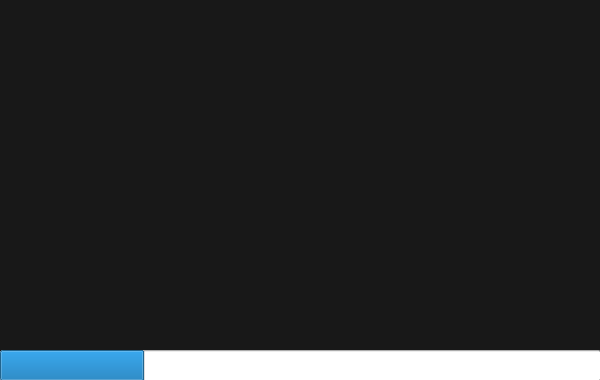
Qt form wikiLYNX/ui/loadingscreen.ui (flamboyantpenguin/wikilynx) before a commit.
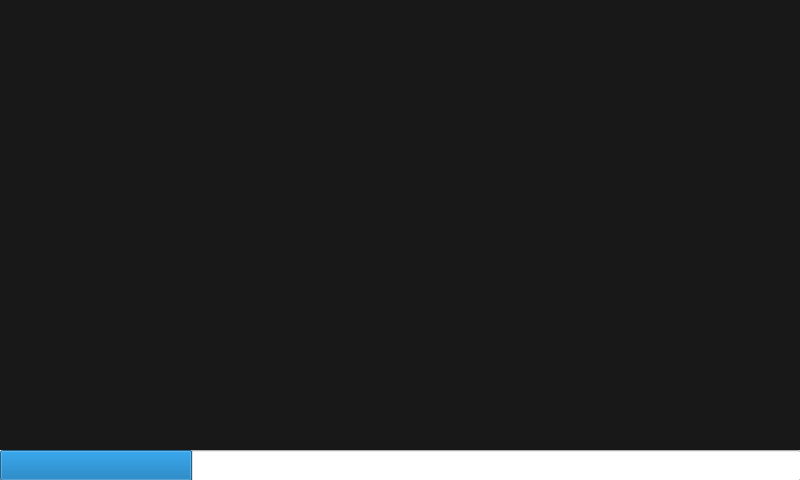
The same form after that commit. Icons and pictures are not drawn.

Commit message: Release 1.3.0-C0.1 - Fixed #26 - Added RSS Feed Support (Fixes #32) - Image Assets changed to SVG - Fixed Prg - Minor UI Fixes

```diff
--- a/wikiLYNX/ui/loadingscreen.ui
+++ b/wikiLYNX/ui/loadingscreen.ui
@@ -6,20 +6,20 @@
    <rect>
     <x>0</x>
     <y>0</y>
-    <width>600</width>
-    <height>380</height>
+    <width>800</width>
+    <height>480</height>
    </rect>
   </property>
   <property name="minimumSize">
    <size>
-    <width>600</width>
-    <height>380</height>
+    <width>800</width>
+    <height>480</height>
    </size>
   </property>
   <property name="maximumSize">
    <size>
-    <width>600</width>
-    <height>380</height>
+    <width>800</width>
+    <height>480</height>
    </size>
   </property>
   <property name="windowTitle">
@@ -30,12 +30,12 @@
     <rect>
      <x>0</x>
      <y>0</y>
-     <width>601</width>
-     <height>351</height>
+     <width>800</width>
+     <height>450</height>
     </rect>
    </property>
    <property name="sizePolicy">
-    <sizepolicy hsizetype="Maximum" vsizetype="Expanding">
+    <sizepolicy hsizetype="Expanding" vsizetype="Expanding">
      <horstretch>0</horstretch>
      <verstretch>0</verstretch>
     </sizepolicy>
@@ -63,7 +63,7 @@
 li.unchecked::marker { content: &quot;\2610&quot;; }
 li.checked::marker { content: &quot;\2612&quot;; }
 &lt;/style&gt;&lt;/head&gt;&lt;body style=&quot; font-family:'Noto Sans'; font-size:10pt; font-weight:400; font-style:normal;&quot; bgcolor=&quot;#181818&quot;&gt;
-&lt;p style=&quot; margin-top:0px; margin-bottom:0px; margin-left:0px; margin-right:0px; -qt-block-indent:0; text-indent:0px;&quot;&gt;&lt;img src=&quot;:/base/images/WelcomeBanner.png&quot; /&gt;&lt;/p&gt;&lt;/body&gt;&lt;/html&gt;</string>
+&lt;p style=&quot; margin-top:0px; margin-bottom:0px; margin-left:0px; margin-right:0px; -qt-block-indent:0; text-indent:0px;&quot;&gt;&lt;img src=&quot;:/base/images/WelcomeBanner.svg&quot; width=&quot;800&quot; height=&quot;450&quot; /&gt;&lt;/p&gt;&lt;/body&gt;&lt;/html&gt;</string>
    </property>
    <property name="cursorWidth">
     <number>0</number>
@@ -73,8 +73,8 @@
    <property name="geometry">
     <rect>
      <x>0</x>
-     <y>350</y>
-     <width>601</width>
+     <y>450</y>
+     <width>801</width>
      <height>31</height>
     </rect>
    </property>
```
The commit also changes 34 other files.
